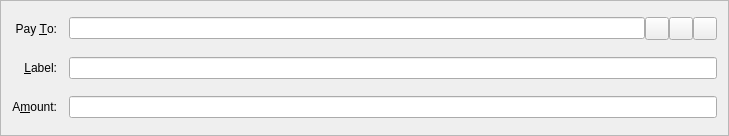
The window that src/qt/forms/sendcoinsentry.ui (LIMXTEC/Megacoin) describes before a commit, drawn with Qt 5.
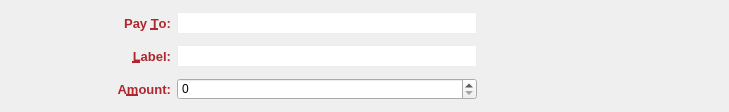
The same window after the commit. Icons and pictures are not drawn. Custom widgets are drawn as their Qt base class.

Diff of the .ui file:
```diff
--- a/src/qt/forms/sendcoinsentry.ui
+++ b/src/qt/forms/sendcoinsentry.ui
@@ -7,37 +7,71 @@
     <x>0</x>
     <y>0</y>
     <width>729</width>
-    <height>136</height>
+    <height>112</height>
    </rect>
   </property>
+  <property name="sizePolicy">
+   <sizepolicy hsizetype="Preferred" vsizetype="Fixed">
+    <horstretch>0</horstretch>
+    <verstretch>0</verstretch>
+   </sizepolicy>
+  </property>
   <property name="windowTitle">
-   <string>Form</string>
+   <string notr="true"/>
+  </property>
+  <property name="styleSheet">
+   <string notr="true">QLabel {
+	color: #AF272E;
+}
+QLineEdit {
+	border: 1px solid #ededed;
+	background-color: white;
+	min-height: 20px;
+}
+QComboBox {
+	border: 1px solid #ededed;
+	background-color: white;
+	min-height: 20px;
+	max-width: 60px;
+}</string>
   </property>
   <property name="frameShape">
-   <enum>QFrame::StyledPanel</enum>
+   <enum>QFrame::NoFrame</enum>
   </property>
   <property name="frameShadow">
    <enum>QFrame::Sunken</enum>
   </property>
+  <property name="lineWidth">
+   <number>0</number>
+  </property>
+  <layout class="QGridLayout" name="gridLayout_2">
+   <item row="0" column="0">
+    <spacer name="horizontalSpacer">
+     <property name="orientation">
+      <enum>Qt::Horizontal</enum>
+     </property>
+     <property name="sizeHint" stdset="0">
+      <size>
+       <width>40</width>
+       <height>20</height>
+      </size>
+     </property>
+    </spacer>
+   </item>
+   <item row="0" column="1">
   <layout class="QGridLayout" name="gridLayout">
-   <property name="spacing">
-    <number>12</number>
-   </property>
-   <item row="5" column="0">
-    <widget class="QLabel" name="label">
-     <property name="text">
-      <string>A&amp;mount:</string>
-     </property>
-     <property name="alignment">
-      <set>Qt::AlignRight|Qt::AlignTrailing|Qt::AlignVCenter</set>
-     </property>
-     <property name="buddy">
-      <cstring>payAmount</cstring>
-     </property>
-    </widget>
-   </item>
-   <item row="3" column="0">
+     <property name="verticalSpacing">
+      <number>10</number>
+     </property>
+     <item row="0" column="0">
     <widget class="QLabel" name="label_2">
+       <property name="font">
+        <font>
+         <pointsize>10</pointsize>
+         <weight>75</weight>
+         <bold>true</bold>
+        </font>
+       </property>
      <property name="text">
       <string>Pay &amp;To:</string>
      </property>
@@ -49,11 +83,15 @@
      </property>
     </widget>
    </item>
-   <item row="5" column="1">
-    <widget class="MegacoinAmountField" name="payAmount"/>
-   </item>
-   <item row="4" column="0">
+     <item row="1" column="0">
     <widget class="QLabel" name="label_4">
+       <property name="font">
+        <font>
+         <pointsize>10</pointsize>
+         <weight>75</weight>
+         <bold>true</bold>
+        </font>
+       </property>
      <property name="text">
       <string>&amp;Label:</string>
      </property>
@@ -65,13 +103,61 @@
      </property>
     </widget>
    </item>
-   <item row="3" column="1">
-    <layout class="QHBoxLayout" name="payToLayout">
-     <property name="spacing">
-      <number>0</number>
-     </property>
+     <item row="2" column="0">
+      <widget class="QLabel" name="label">
+       <property name="font">
+        <font>
+         <pointsize>10</pointsize>
+         <weight>75</weight>
+         <bold>true</bold>
+        </font>
+       </property>
+       <property name="text">
+        <string>A&amp;mount:</string>
+       </property>
+       <property name="alignment">
+        <set>Qt::AlignRight|Qt::AlignTrailing|Qt::AlignVCenter</set>
+       </property>
+       <property name="buddy">
+        <cstring>payAmount</cstring>
+       </property>
+      </widget>
+     </item>
+     <item row="2" column="1">
+      <layout class="QHBoxLayout" name="horizontalLayout">
      <item>
+        <widget class="MegacoinAmountField" name="payAmount">
+         <property name="sizePolicy">
+          <sizepolicy hsizetype="Minimum" vsizetype="Fixed">
+           <horstretch>0</horstretch>
+           <verstretch>0</verstretch>
+          </sizepolicy>
+         </property>
+         <property name="minimumSize">
+          <size>
+           <width>0</width>
+           <height>0</height>
+          </size>
+         </property>
+        </widget>
+       </item>
+      </layout>
+     </item>
+     <item row="1" column="1">
+      <widget class="QValidatedLineEdit" name="addAsLabel">
+       <property name="toolTip">
+        <string>Enter a label for this address to add it to your address book</string>
+       </property>
+      </widget>
+     </item>
+     <item row="0" column="1">
       <widget class="QValidatedLineEdit" name="payTo">
+       <property name="minimumSize">
+        <size>
+         <width>300</width>
+         <height>22</height>
+        </size>
+       </property>
        <property name="toolTip">
         <string>The address to send the payment to (e.g. MNS17iag9jJgTHD1VXjvLCEnZuQ3rJDE9L)</string>
        </property>
@@ -80,10 +166,46 @@
        </property>
       </widget>
      </item>
+    </layout>
+   </item>
+   <item row="0" column="2">
+    <layout class="QVBoxLayout" name="verticalLayout">
      <item>
-      <widget class="QToolButton" name="addressBookButton">
+      <layout class="QHBoxLayout" name="horizontalLayout_2">
+       <item>
+        <widget class="QPushButton" name="addButton">
+         <property name="minimumSize">
+          <size>
+           <width>28</width>
+           <height>28</height>
+          </size>
+         </property>
+         <property name="maximumSize">
+          <size>
+           <width>28</width>
+           <height>28</height>
+          </size>
+         </property>
        <property name="toolTip">
-        <string>Choose address from address book</string>
+          <string>Send to multiple recipients at once</string>
+         </property>
+         <property name="styleSheet">
+          <string notr="true">QPushButton {
+	border: 0px solid gray;
+	image: url(:/res/add_receiver/normal.png);
+}
+
+QPushButton:!enabled {
+	image: url(:/res/add_receiver/disabled.png);
+}
+
+QPushButton:pressed:flat {
+	image: url(:/res/add_receiver/pressed.png);
+}
+
+QPushButton:hover {
+	image: url(:/res/add_receiver/hover.png);
+}</string>
        </property>
        <property name="text">
         <string/>
@@ -93,56 +215,184 @@
          <normaloff>:/icons/address-book</normaloff>:/icons/address-book</iconset>
        </property>
        <property name="shortcut">
-        <string>Alt+A</string>
+          <string>Alt+P</string>
+         </property>
+         <property name="flat">
+          <bool>true</bool>
        </property>
       </widget>
      </item>
      <item>
-      <widget class="QToolButton" name="pasteButton">
+        <widget class="QPushButton" name="pasteButton">
+         <property name="minimumSize">
+          <size>
+           <width>28</width>
+           <height>28</height>
+          </size>
+         </property>
+         <property name="maximumSize">
+          <size>
+           <width>28</width>
+           <height>28</height>
+          </size>
+         </property>
        <property name="toolTip">
         <string>Paste address from clipboard</string>
        </property>
+         <property name="styleSheet">
+          <string notr="true">QPushButton {
+	border: 0px solid gray;
+	image: url(:/res/paste/normal.png);	
+}
+
+QPushButton:!enabled {
+	image: url(:/res/paste/disabled.png);
+}
+
+QPushButton:pressed:flat {
+	image: url(:/res/paste/pressed.png);
+}
+
+QPushButton:hover {
+	image: url(:/res/paste/hover.png);
+}</string>
+         </property>
        <property name="text">
         <string/>
        </property>
-       <property name="icon">
-        <iconset resource="../megacoin.qrc">
-         <normaloff>:/icons/editpaste</normaloff>:/icons/editpaste</iconset>
+         <property name="shortcut">
+          <string>Alt+A</string>
+         </property>
+         <property name="flat">
+          <bool>true</bool>
+         </property>
+        </widget>
+       </item>
+       <item>
+        <widget class="QPushButton" name="addressBookButton">
+         <property name="minimumSize">
+          <size>
+           <width>28</width>
+           <height>28</height>
+          </size>
+         </property>
+         <property name="maximumSize">
+          <size>
+           <width>28</width>
+           <height>28</height>
+          </size>
+         </property>
+         <property name="toolTip">
+          <string>Choose address from address book</string>
+         </property>
+         <property name="styleSheet">
+          <string notr="true">QPushButton {
+	border: 0px solid gray;
+	image: url(:/res/addressbook/normal.png);
+}
+
+QPushButton:!enabled {
+	image: url(:/res/addressbook/disabled.png);
+}
+
+QPushButton:pressed:flat {
+	image: url(:/res/addressbook/pressed.png);
+}
+
+QPushButton:hover {
+	image: url(:/res/addressbook/hover.png);
+}</string>
+         </property>
+         <property name="text">
+          <string/>
        </property>
        <property name="shortcut">
         <string>Alt+P</string>
        </property>
+         <property name="flat">
+          <bool>true</bool>
+         </property>
       </widget>
      </item>
      <item>
-      <widget class="QToolButton" name="deleteButton">
+        <widget class="QPushButton" name="deleteButton">
+         <property name="minimumSize">
+          <size>
+           <width>28</width>
+           <height>28</height>
+          </size>
+         </property>
+         <property name="maximumSize">
+          <size>
+           <width>28</width>
+           <height>28</height>
+          </size>
+         </property>
        <property name="toolTip">
         <string>Remove this recipient</string>
        </property>
+         <property name="styleSheet">
+          <string notr="true">QPushButton {
+	border: 0px solid gray;
+	image: url(:/res/del_receiver/normal.png);
+}
+
+QPushButton:!enabled {
+	image: url(:/res/del_receiver/disabled.png);
+}
+
+QPushButton:pressed:flat {
+	image: url(:/res/del_receiver/pressed.png);
+}
+
+QPushButton:hover {
+	image: url(:/res/del_receiver/hover.png);
+}</string>
+         </property>
        <property name="text">
         <string/>
        </property>
-       <property name="icon">
-        <iconset resource="../megacoin.qrc">
-         <normaloff>:/icons/remove</normaloff>:/icons/remove</iconset>
+         <property name="flat">
+          <bool>true</bool>
        </property>
       </widget>
      </item>
     </layout>
    </item>
-   <item row="4" column="1">
-    <widget class="QValidatedLineEdit" name="addAsLabel">
-     <property name="toolTip">
-      <string>Enter a label for this address to add it to your address book</string>
-     </property>
-    </widget>
+     <item>
+      <spacer name="verticalSpacer">
+       <property name="orientation">
+        <enum>Qt::Vertical</enum>
+       </property>
+       <property name="sizeHint" stdset="0">
+        <size>
+         <width>20</width>
+         <height>40</height>
+        </size>
+       </property>
+      </spacer>
+     </item>
+    </layout>
+   </item>
+   <item row="0" column="3">
+    <spacer name="horizontalSpacer_2">
+     <property name="orientation">
+      <enum>Qt::Horizontal</enum>
+     </property>
+     <property name="sizeHint" stdset="0">
+      <size>
+       <width>40</width>
+       <height>20</height>
+      </size>
+     </property>
+    </spacer>
    </item>
   </layout>
  </widget>
  <customwidgets>
   <customwidget>
    <class>MegacoinAmountField</class>
-   <extends>QLineEdit</extends>
+   <extends>QSpinBox</extends>
    <header>megacoinamountfield.h</header>
    <container>1</container>
   </customwidget>
```
Left out of the diff: 13 changed lines with no effect on the pictures. Lines whose indentation alone changed are shown as unchanged.
